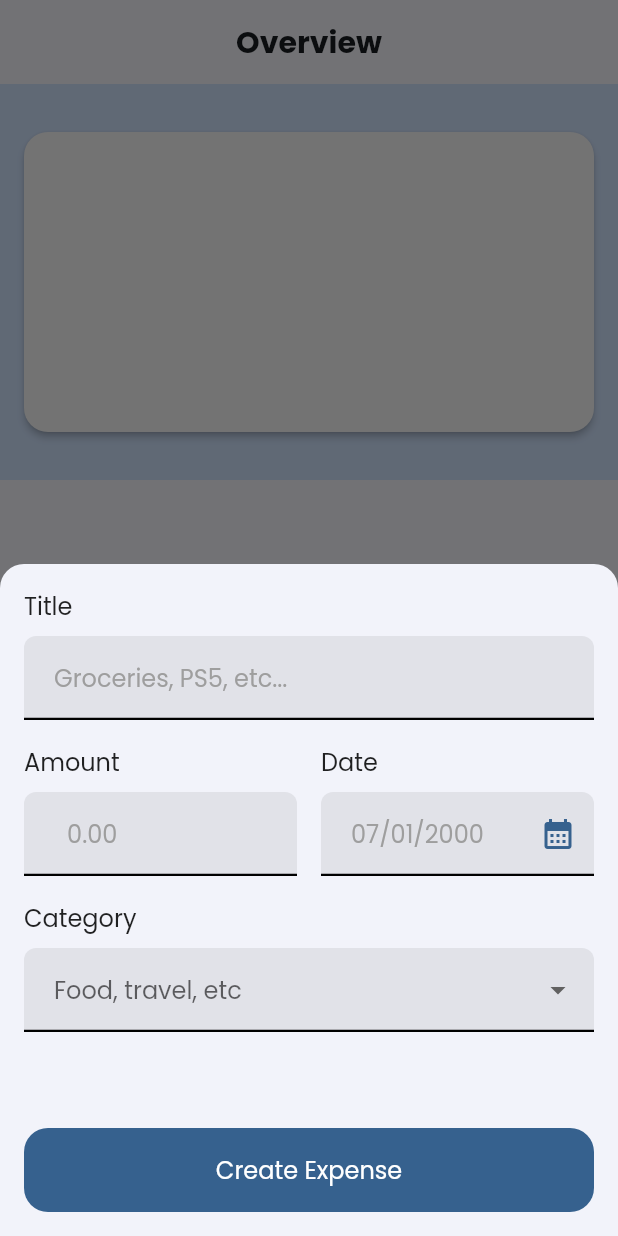
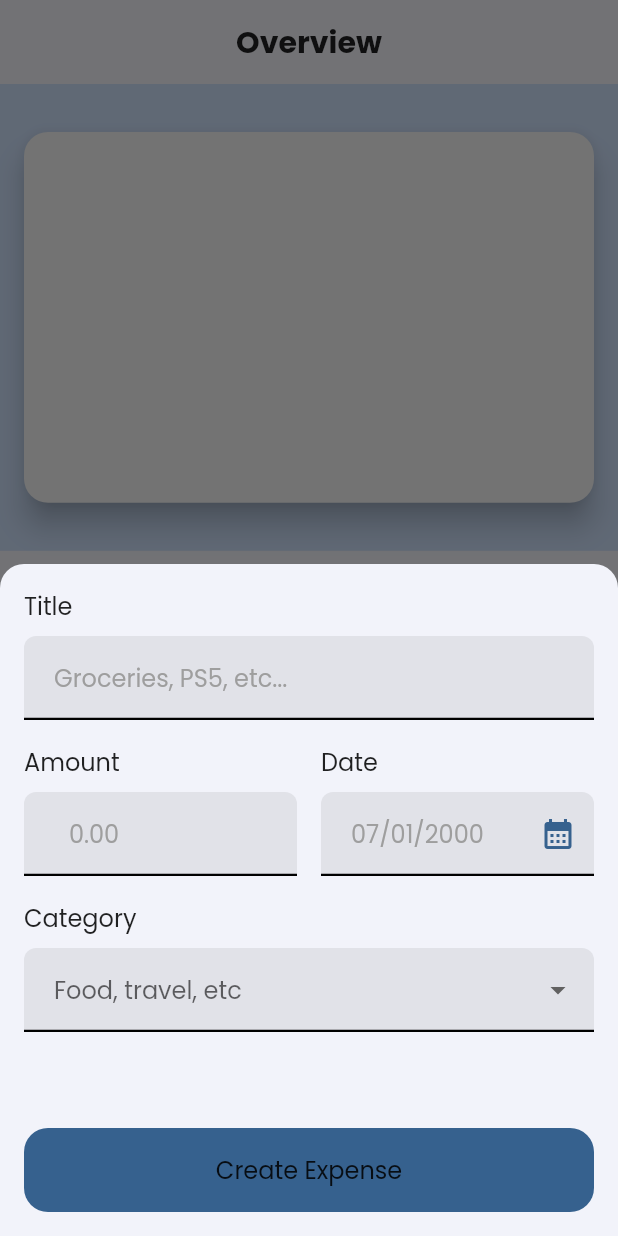
Before and after one commit to TNury/flutter_expenses_app, a Flutter app: the screen it shows after launch, after a tap on the "add" icon, on a phone screen of 412 x 824 dp. Run offline on Flutter 3.47's test engine with Material 2 defaults, Android fonts, the phone set to English and light mode, and no system bars.

Commit message:
feat: Implement textTheme on theme

```diff
--- /dev/null
+++ b/lib/theme/text_theme.dart
@@ -0,0 +1,76 @@
+import 'package:flutter/material.dart';
+
+final textTheme = ThemeData().textTheme.copyWith(
+      // Titles
+      titleSmall: ThemeData().textTheme.titleLarge!.copyWith(
+            fontFamily: 'Poppins',
+            fontSize: 20,
+            fontWeight: FontWeight.bold,
+          ),
+      titleMedium: ThemeData().textTheme.titleLarge!.copyWith(
+            fontFamily: 'Poppins',
+            fontSize: 24,
+            fontWeight: FontWeight.bold,
+          ),
+      titleLarge: ThemeData().textTheme.titleLarge!.copyWith(
+            fontFamily: 'Poppins',
+            fontSize: 28,
+            fontWeight: FontWeight.bold,
+          ),
+
+      // Headlines
+      headlineSmall: ThemeData().textTheme.titleLarge!.copyWith(
+            fontFamily: 'Poppins',
+            fontSize: 20,
+            fontWeight: FontWeight.bold,
+          ),
+      headlineMedium: ThemeData().textTheme.titleLarge!.copyWith(
+            fontFamily: 'Poppins',
+            fontSize: 24,
+            fontWeight: FontWeight.bold,
+          ),
+      headlineLarge: ThemeData().textTheme.titleLarge!.copyWith(
+            fontFamily: 'Poppins',
+            fontSize: 28,
+            fontWeight: FontWeight.bold,
+          ),
+
+      // Body texts
+      bodySmall: ThemeData().textTheme.titleLarge!.copyWith(
+            fontFamily: 'Poppins',
+            fontSize: 14,
+            fontWeight: FontWeight.normal,
+          ),
+      bodyMedium: ThemeData().textTheme.titleLarge!.copyWith(
+            fontFamily: 'Poppins',
+            fontSize: 16,
+            fontWeight: FontWeight.normal,
+          ),
+      bodyLarge: ThemeData().textTheme.titleLarge!.copyWith(
+            fontFamily: 'Poppins',
+            fontSize: 18,
+            fontWeight: FontWeight.normal,
+          ),
+
+      // Label texts
+      labelSmall: ThemeData().textTheme.titleLarge!.copyWith(
+            fontFamily: 'Poppins',
+          ),
+      labelMedium: ThemeData().textTheme.titleLarge!.copyWith(
+            fontFamily: 'Poppins',
+          ),
+      labelLarge: ThemeData().textTheme.titleLarge!.copyWith(
+            fontFamily: 'Poppins',
+          ),
+
+      // Display texts
+      displaySmall: ThemeData().textTheme.titleLarge!.copyWith(
+            fontFamily: 'Poppins',
+          ),
+      displayMedium: ThemeData().textTheme.titleLarge!.copyWith(
+            fontFamily: 'Poppins',
+          ),
+      displayLarge: ThemeData().textTheme.titleLarge!.copyWith(
+            fontFamily: 'Poppins',
+          ),
+    );
--- a/lib/theme/theme.dart
+++ b/lib/theme/theme.dart
@@ -1,4 +1,5 @@
 import 'package:flutter/material.dart';
+import 'package:flutter_expenses_tracker/theme/text_theme.dart';
 
 const _roundedShape = RoundedRectangleBorder(
   borderRadius: BorderRadius.all(
@@ -19,29 +20,28 @@ UnderlineInputBorder _getInputBorder({Color borderColor = Colors.black}) {
   );
 }
 
-final colorScheme = ColorScheme.fromSeed(seedColor: Colors.blue);
+final _colorScheme = ColorScheme.fromSeed(seedColor: Colors.blue);
 
-final ThemeData theme = ThemeData(
-  fontFamily: 'Poppins',
-  // App-wide settings
-).copyWith(
+final ThemeData theme = ThemeData().copyWith(
   useMaterial3: true,
 
   // Main color scheme
-  colorScheme: colorScheme,
+  colorScheme: _colorScheme,
 
-  scaffoldBackgroundColor: colorScheme.background,
+  scaffoldBackgroundColor: _colorScheme.background,
 
+  textTheme: textTheme,
   appBarTheme: const AppBarTheme().copyWith(
-    backgroundColor: colorScheme.background,
+    backgroundColor: _colorScheme.background,
     centerTitle: true,
+    titleTextStyle: textTheme.titleSmall,
     shape: const RoundedRectangleBorder(
       borderRadius: BorderRadius.only(
         bottomLeft: Radius.circular(8),
         bottomRight: Radius.circular(8),
       ),
     ),
-    // foregroundColor: colorScheme.primaryContainer,
+    // foregroundColor: _colorScheme.primaryContainer,
   ),
 
   // Dialog theme
@@ -50,7 +50,7 @@ final ThemeData theme = ThemeData(
   ),
 
   // Icon theme
-  iconTheme: const IconThemeData().copyWith(color: colorScheme.primary),
+  iconTheme: const IconThemeData().copyWith(color: _colorScheme.primary),
 
   // Bottom sheet theme
   bottomSheetTheme: const BottomSheetThemeData().copyWith(
@@ -64,17 +64,17 @@ final ThemeData theme = ThemeData(
 
   // Card theme
   cardTheme: const CardTheme().copyWith(
-    elevation: 2,
-    color: colorScheme.background,
-    surfaceTintColor: colorScheme.background,
+    elevation: 0,
+    color: _colorScheme.background,
+    surfaceTintColor: _colorScheme.background,
     shape: _roundedShape,
   ),
 
   // Filled button theme
-  filledButtonTheme: const FilledButtonThemeData(
-    style: ButtonStyle(
-      padding: MaterialStatePropertyAll(EdgeInsets.all(16)),
-      shape: MaterialStatePropertyAll(_roundedShape),
+  filledButtonTheme: FilledButtonThemeData(
+    style: FilledButton.styleFrom(
+      padding: const EdgeInsets.all(16),
+      shape: _roundedShape,
     ),
   ),
 
@@ -82,7 +82,7 @@ final ThemeData theme = ThemeData(
   floatingActionButtonTheme: const FloatingActionButtonThemeData().copyWith(
     elevation: 2,
     shape: _roundedShape,
-    backgroundColor: colorScheme.primary,
+    backgroundColor: _colorScheme.primary,
     foregroundColor: Colors.white,
   ),
 
@@ -92,7 +92,7 @@ final ThemeData theme = ThemeData(
     contentPadding: const EdgeInsets.all(0),
     border: _getInputBorder(),
     focusedBorder: _getInputBorder(),
-    errorBorder: _getInputBorder(borderColor: colorScheme.error),
+    errorBorder: _getInputBorder(borderColor: _colorScheme.error),
     enabledBorder: _getInputBorder(),
     disabledBorder: _getInputBorder(),
     focusedErrorBorder: _getInputBorder(),
@@ -102,6 +102,6 @@ final ThemeData theme = ThemeData(
       fontSize: 16,
       height: 1.5,
     ),
-    suffixIconColor: colorScheme.primary,
+    suffixIconColor: _colorScheme.primary,
   ),
 );
--- a/lib/widgets/screens/expenses_screen.dart
+++ b/lib/widgets/screens/expenses_screen.dart
@@ -41,13 +41,7 @@ class _ExpensesScreenState extends State<ExpensesScreen> {
     Expense(
       title: 'PS5',
       category: Category.leisure,
-      amount: 4500,
-      date: DateTime.now(),
-    ),
-    Expense(
-      title: 'PS5',
-      category: Category.leisure,
-      amount: 4500,
+      amount: 400,
       date: DateTime.now(),
     ),
   ];
--- a/lib/widgets/ui/generic/input.dart
+++ b/lib/widgets/ui/generic/input.dart
@@ -34,7 +34,7 @@ class Input extends StatelessWidget {
       children: [
         Text(
           labelText,
-          style: const TextStyle(fontSize: 16),
+          style: Theme.of(context).textTheme.bodyMedium,
         ),
         const SizedBox(height: 8),
         TextFormField(
@@ -42,10 +42,7 @@ class Input extends StatelessWidget {
           onTap: onTap,
           autovalidateMode: AutovalidateMode.onUserInteraction,
           controller: controller,
-          style: const TextStyle(
-            color: Colors.black,
-            fontSize: 16,
-          ),
+          style: Theme.of(context).textTheme.bodyMedium,
           decoration: InputDecoration(
             prefixText: prefixText,
             hintText: hintText,
--- a/lib/widgets/ui/modals/expense_creation_modal.dart
+++ b/lib/widgets/ui/modals/expense_creation_modal.dart
@@ -135,9 +135,9 @@ class _ExpenseCreationModalState extends State<ExpenseCreationModal> {
                   width: double.infinity,
                   child: FilledButton(
                     onPressed: _submitForm,
-                    child: const Text(
+                    child: Text(
                       'Create Expense',
-                      style: TextStyle(fontSize: 16),
+                      style: Theme.of(context).textTheme.bodyMedium,
                     ),
                   ),
                 ),
--- a/lib/widgets/ui/specialized/category_selector/category_selector.dart
+++ b/lib/widgets/ui/specialized/category_selector/category_selector.dart
@@ -17,9 +17,9 @@ class CategorySelector extends StatelessWidget {
       mainAxisSize: MainAxisSize.min,
       crossAxisAlignment: CrossAxisAlignment.start,
       children: [
-        const Text(
+        Text(
           'Category',
-          style: TextStyle(fontSize: 16),
+          style: Theme.of(context).textTheme.bodyMedium,
         ),
         const SizedBox(height: 8),
         DropdownButtonFormField(
@@ -27,10 +27,16 @@ class CategorySelector extends StatelessWidget {
           itemHeight: 56,
           isExpanded: false,
           elevation: 4,
-          decoration: const InputDecoration(
-            contentPadding: EdgeInsets.fromLTRB(16, 16, 8, 16),
+          decoration: InputDecoration(
+            contentPadding: const EdgeInsets.fromLTRB(16, 16, 8, 16),
             hintText: 'Food, travel, etc',
+            hintStyle: TextStyle(
+              fontSize: Theme.of(context).textTheme.bodyMedium!.fontSize,
+              color: Colors.grey,
+              fontWeight: Theme.of(context).textTheme.bodyMedium!.fontWeight,
+            ),
           ),
+          style: Theme.of(context).textTheme.bodyMedium,
           validator: (value) {
             if (value == null) {
               return 'Select the category';
@@ -44,6 +50,7 @@ class CategorySelector extends StatelessWidget {
                 child: Text(
                   getCapitalizedString(entry.name),
                   textAlign: TextAlign.start,
+                  style: Theme.of(context).textTheme.bodyMedium,
                 ),
               );
             }).toList();
@@ -56,6 +63,7 @@ class CategorySelector extends StatelessWidget {
                 child: Text(
                   getCapitalizedString(entry.name),
                   textAlign: TextAlign.start,
+                  style: Theme.of(context).textTheme.bodyMedium,
                 ),
               ),
             );
--- a/lib/widgets/ui/specialized/chart/chart.dart
+++ b/lib/widgets/ui/specialized/chart/chart.dart
@@ -1,26 +1,25 @@
 import 'package:flutter/material.dart';
-import 'package:flutter_expenses_tracker/theme/theme.dart';
 
 class Chart extends StatelessWidget {
   const Chart({super.key});
 
   @override
   Widget build(BuildContext context) {
+    final double containerHeight =
+        MediaQuery.of(context).size.height * 0.3; // 30% of the screen height
+
     return Container(
       padding: const EdgeInsets.symmetric(horizontal: 16, vertical: 32),
       decoration: BoxDecoration(
-        color: colorScheme.primaryContainer,
+        color: Theme.of(context).colorScheme.primaryContainer,
       ),
       child: Material(
-        elevation: 2,
+        elevation: 8,
         borderRadius: BorderRadius.circular(16),
         clipBehavior: Clip.hardEdge,
-        child: Container(
+        child: SizedBox(
           width: double.infinity,
-          height: 200,
-          // decoration: BoxDecoration(
-          //   color: colorScheme.primary,
-          // ),
+          height: containerHeight,
         ),
       ),
     );
--- a/lib/widgets/ui/specialized/expenses_list/expenses_list.dart
+++ b/lib/widgets/ui/specialized/expenses_list/expenses_list.dart
@@ -24,14 +24,16 @@ class ExpensesList extends StatelessWidget {
     scaffoldMessenger.showSnackBar(
       SnackBar(
         padding: const EdgeInsets.all(16),
-        backgroundColor: Colors.red,
+        backgroundColor: Theme.of(context).colorScheme.error,
         duration: const Duration(seconds: 2),
         content: Row(
           mainAxisAlignment: MainAxisAlignment.spaceBetween,
           children: [
-            const Text(
+            Text(
               'Expense deleted.',
-              style: TextStyle(fontSize: 16),
+              style: TextStyle(
+                fontSize: Theme.of(context).textTheme.bodyMedium!.fontSize,
+              ),
             ),
             TextButton(
               onPressed: () {
@@ -39,12 +41,11 @@ class ExpensesList extends StatelessWidget {
 
                 createExpense(expense, index);
               },
-              child: const Text(
+              child: Text(
                 'Undo',
-                style: TextStyle(
-                  fontSize: 16,
-                  color: Colors.white,
-                ),
+                style: Theme.of(context).textTheme.bodyMedium!.copyWith(
+                      color: Colors.white,
+                    ),
               ),
             )
           ],
@@ -60,14 +61,11 @@ class ExpensesList extends StatelessWidget {
       child: Column(
         crossAxisAlignment: CrossAxisAlignment.start,
         children: [
-          const Text(
+          Text(
             'Your expenses',
-            style: TextStyle(
-              fontSize: 24,
-              fontWeight: FontWeight.bold,
-            ),
+            style: Theme.of(context).textTheme.headlineMedium,
           ),
-          const SizedBox(height: 16),
+          // const SizedBox(height: 16),
           if (expensesList.isNotEmpty)
             Expanded(
               child: ListView.builder(
@@ -78,24 +76,22 @@ class ExpensesList extends StatelessWidget {
                       Dismissible(
                         key: ValueKey(expensesList[index]),
                         onDismissed: (_) {
-                          _handleOnDismissed(
-                              context, expensesList[index], index);
+                          _handleOnDismissed(context, expensesList[index], index);
                         },
                         background: Container(
                           margin: const EdgeInsets.all(4),
-                          decoration: const BoxDecoration(
-                            color: Colors.red,
-                            borderRadius: BorderRadius.all(
+                          decoration: BoxDecoration(
+                            color: Theme.of(context).colorScheme.error,
+                            borderRadius: const BorderRadius.all(
                               Radius.circular(16),
                             ),
                           ),
-                          child: const Center(
+                          child: Center(
                             child: Text(
-                              "Delete expense",
-                              style: TextStyle(
-                                color: Colors.white,
-                                fontSize: 16,
-                              ),
+                              'Delete expense',
+                              style: Theme.of(context).textTheme.bodyMedium!.copyWith(
+                                    color: Colors.white,
+                                  ),
                               textAlign: TextAlign.end,
                             ),
                           ),
@@ -104,17 +100,18 @@ class ExpensesList extends StatelessWidget {
                           expensesList[index],
                         ),
                       ),
-                      // const SizedBox(height: 8),
                     ],
                   );
                 },
               ),
             ),
           if (expensesList.isEmpty)
-            const Center(
+            Center(
               child: Text(
                 'Your list of expenses list is empty. Click the add button below to add a new expense.',
-                style: TextStyle(fontSize: 16, color: Colors.white),
+                style: Theme.of(context).textTheme.bodyMedium!.copyWith(
+                      color: Colors.white,
+                    ),
                 textAlign: TextAlign.center,
               ),
             ),
--- a/lib/widgets/ui/specialized/expenses_list/expenses_list_item.dart
+++ b/lib/widgets/ui/specialized/expenses_list/expenses_list_item.dart
@@ -1,14 +1,12 @@
 import 'package:flutter/material.dart';
 import 'package:flutter_expenses_tracker/models/expense.dart';
-
-import 'package:flutter_expenses_tracker/theme/theme.dart';
 
 class ExpensesListItem extends StatelessWidget {
   const ExpensesListItem(this.expenseData, {super.key});
 
   final Expense expenseData;
 
-  Color get iconBackground {
+  Color getIconBackground(BuildContext context) {
     switch (expenseData.category) {
       case Category.food:
         return Colors.green;
@@ -19,7 +17,7 @@ class ExpensesListItem extends StatelessWidget {
       case Category.study:
         return Colors.purple;
       default:
-        return colorScheme.primary;
+        return Theme.of(context).colorScheme.primary;
     }
   }
 
@@ -28,7 +26,7 @@ class ExpensesListItem extends StatelessWidget {
     return Card(
       child: Container(
         height: 90,
-        padding: const EdgeInsets.all(16),
+        padding: const EdgeInsets.symmetric(vertical: 16),
         child: Row(
           crossAxisAlignment: CrossAxisAlignment.stretch,
           children: [
@@ -36,7 +34,7 @@ class ExpensesListItem extends StatelessWidget {
               padding: const EdgeInsets.all(16),
               decoration: BoxDecoration(
                 borderRadius: BorderRadius.circular(50),
-                color: iconBackground,
+                color: getIconBackground(context),
               ),
               child: Icon(
                 categoryIcons[expenseData.category],
@@ -58,31 +56,35 @@ class ExpensesListItem extends StatelessWidget {
                           expenseData.title,
                           maxLines: 1,
                           overflow: TextOverflow.ellipsis,
-                          style: const TextStyle(fontSize: 18, fontWeight: FontWeight.bold,),
+                          style: Theme.of(context).textTheme.bodyLarge!.copyWith(
+                                fontWeight: FontWeight.bold,
+                              ),
                         ),
                       ),
-                      const SizedBox(width: 16),
+                    ],
+                  ),
+                  Row(
+                    mainAxisAlignment: MainAxisAlignment.spaceBetween,
+                    children: [
+                      Text(
+                        '\$${expenseData.amount.toStringAsFixed(2)}',
+                        style: Theme.of(context).textTheme.bodyMedium!.copyWith(
+                              color: Theme.of(context).colorScheme.secondary,
+                            ),
+                      ),
                       Row(
                         children: [
                           Text(
                             expenseData.formattedDate,
-                            style: TextStyle(
-                              fontSize: 14,
-                              color: colorScheme.secondary,
+                            style: Theme.of(context).textTheme.bodyMedium!.copyWith(
+                              color: Theme.of(context).colorScheme.secondary,
                             ),
                           ),
                           const SizedBox(width: 8),
                           const Icon(Icons.date_range),
                         ],
-                      ),
+                      )
                     ],
-                  ),
-                  Text(
-                    '\$${expenseData.amount.toStringAsFixed(2)}',
-                    style: TextStyle(
-                      fontSize: 18,
-                      color: colorScheme.secondary,
-                    ),
                   ),
                 ],
               ),
--- a/lib/widgets/ui/specialized/navbar/navbar.dart
+++ b/lib/widgets/ui/specialized/navbar/navbar.dart
@@ -8,10 +8,6 @@ class Navbar extends StatelessWidget implements PreferredSizeWidget {
     return AppBar(
       title: const Text(
         'Overview',
-        style: TextStyle(
-          fontSize: 20,
-          fontWeight: FontWeight.bold,
-        ),
       ),
     );
   }
```
